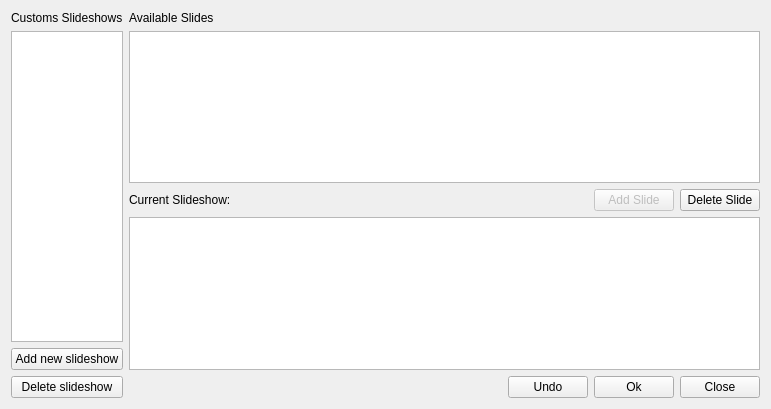
KDE/calligra, file kpresenter/part/ui/KPrCustomSlideShowsDialog.ui: the form before one commit.
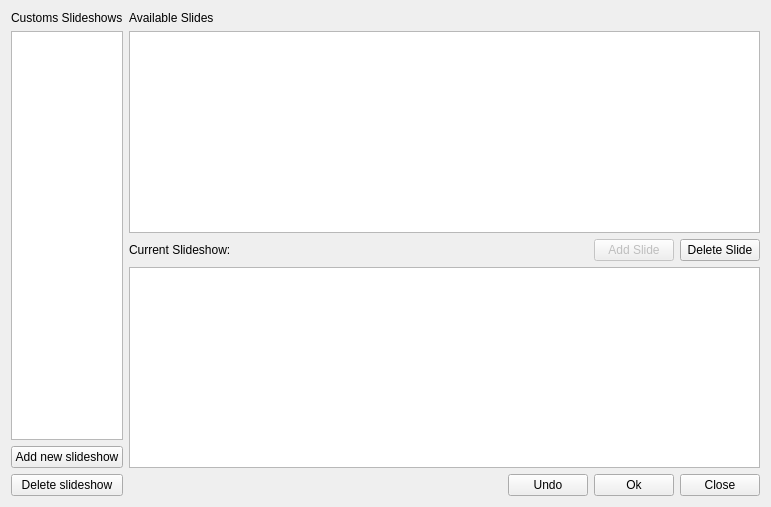
The form after the commit.

Commit message: o move the lables below the icons

```diff
--- a/kpresenter/part/ui/KPrCustomSlideShowsDialog.ui
+++ b/kpresenter/part/ui/KPrCustomSlideShowsDialog.ui
@@ -9,7 +9,7 @@
     <x>0</x>
     <y>0</y>
     <width>771</width>
-    <height>409</height>
+    <height>507</height>
    </rect>
   </property>
   <property name="sizePolicy" >
@@ -91,7 +91,7 @@
       <enum>QListView::LeftToRight</enum>
      </property>
      <property name="viewMode" >
-      <enum>QListView::ListMode</enum>
+      <enum>QListView::IconMode</enum>
      </property>
     </widget>
    </item>
@@ -153,6 +153,9 @@
      <property name="flow" >
       <enum>QListView::LeftToRight</enum>
      </property>
+     <property name="viewMode" >
+      <enum>QListView::IconMode</enum>
+     </property>
     </widget>
    </item>
    <item row="4" column="1" >
```
Left out of the diff: 13 changed lines with no effect on the pictures.
